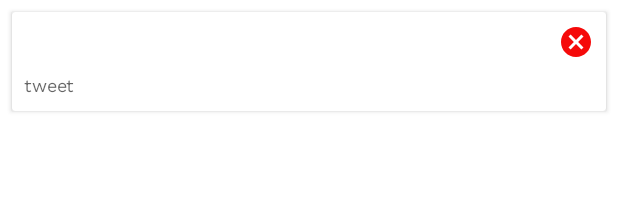
After one commit to zaloAustine/TwitterApp, an Android app: the layout recent_tweet_item.xml on its own in the app's theme, with its tools: preview values and no code run, on a phone screen of 412 x 824 dp. The commit adds this screen. Shown: the top 201 px of the screen. Run offline under Robolectric (Android 15) with nearby library versions, the phone set to English and light mode, and no system bars.

Commit message:
recent item deletion login

```diff
--- a/app/src/main/java/com/zalocoders/twitterapp/data/repository/recent_tweets/RecentTweetsRepository.kt
+++ b/app/src/main/java/com/zalocoders/twitterapp/data/repository/recent_tweets/RecentTweetsRepository.kt
@@ -13,5 +13,6 @@ class RecentTweetsRepository @Inject constructor(
 
 	suspend fun deleteAllTweet() = tweetsDao.deleteAllTweet()
 
+	suspend fun deleteTweet(id:String) = tweetsDao.deleteTweet(id)
 
 }
--- a/app/src/main/java/com/zalocoders/twitterapp/ui/home/HomeViewModel.kt
+++ b/app/src/main/java/com/zalocoders/twitterapp/ui/home/HomeViewModel.kt
@@ -23,4 +23,10 @@ class HomeViewModel @Inject constructor(
 		}
 	}
 
+	fun deleteTweet(id:String){
+		viewModelScope.launch(IO) {
+			recentTweetsRepository.deleteTweet(id)
+		}
+	}
+
 }
--- a/app/src/main/java/com/zalocoders/twitterapp/ui/search_results/ResultFragment.kt
+++ b/app/src/main/java/com/zalocoders/twitterapp/ui/search_results/ResultFragment.kt
@@ -98,8 +98,4 @@ class ResultFragment : Fragment(),TweetClickListener {
 			binding.root.showSnackbar("Added Successfully",Snackbar.LENGTH_LONG)
 	}
 
-	override fun deleteTweet(item: Tweet) {
-			viewModel.deleteTweet(item.id)
-			binding.root.showSnackbar("Delete Successfully",Snackbar.LENGTH_LONG)
-	}
 }
--- a/app/src/main/java/com/zalocoders/twitterapp/ui/search_results/SearchResultsViewModel.kt
+++ b/app/src/main/java/com/zalocoders/twitterapp/ui/search_results/SearchResultsViewModel.kt
@@ -31,11 +31,6 @@ class SearchResultsViewModel @Inject constructor(
 		}
 	 }
 
-	  fun deleteTweet(id:String){
-	 	viewModelScope.launch(IO) {
-			searchRepository.deleteTweet(id)
-		}
-	 }
 
 	  fun insertTweet(tweet: RecentTweetEntity){
 	 	viewModelScope.launch(IO) {
--- a/app/src/main/java/com/zalocoders/twitterapp/ui/search_results/TweetAdapter.kt
+++ b/app/src/main/java/com/zalocoders/twitterapp/ui/search_results/TweetAdapter.kt
@@ -8,6 +8,7 @@ import androidx.recyclerview.widget.DiffUtil
 import androidx.recyclerview.widget.RecyclerView
 import com.zalocoders.twitterapp.data.model.Tweet
 import com.zalocoders.twitterapp.databinding.TweetItemBinding
+import com.zalocoders.twitterapp.utils.hide
 
 
 class TweetAdapter(private val tweetClickListener: TweetClickListener) :
@@ -21,8 +22,9 @@ class TweetAdapter(private val tweetClickListener: TweetClickListener) :
 			tweetText.text = item.text
 			}
 
-			binding.root.setOnClickListener {
+			binding.btnAddToRecent.setOnClickListener {
 				tweetClickListener.insertTweet(item)
+				binding.btnAddToRecent.hide()
 			}
 		}
 	}
@@ -51,5 +53,4 @@ val diffUtil = object : DiffUtil.ItemCallback<Tweet>() {
 
 interface TweetClickListener {
 	fun insertTweet(item:Tweet)
-	fun deleteTweet(item:Tweet)
 }
--- /dev/null
+++ b/app/src/main/res/drawable/cancel.xml
@@ -0,0 +1,5 @@
+<vector android:height="24dp" android:tint="#F50A0A"
+    android:viewportHeight="24" android:viewportWidth="24"
+    android:width="24dp" xmlns:android="http://schemas.android.com/apk/res/android">
+    <path android:fillColor="@android:color/white" android:pathData="M12,2C6.47,2 2,6.47 2,12s4.47,10 10,10 10,-4.47 10,-10S17.53,2 12,2zM17,15.59L15.59,17 12,13.41 8.41,17 7,15.59 10.59,12 7,8.41 8.41,7 12,10.59 15.59,7 17,8.41 13.41,12 17,15.59z"/>
+</vector>
--- /dev/null
+++ b/app/src/main/res/drawable/favourite.xml
@@ -0,0 +1,5 @@
+<vector android:height="24dp" android:tint="#F5BA0A"
+    android:viewportHeight="24" android:viewportWidth="24"
+    android:width="24dp" xmlns:android="http://schemas.android.com/apk/res/android">
+    <path android:fillColor="@android:color/white" android:pathData="M19,2L5,2c-1.1,0 -2,0.9 -2,2v14c0,1.1 0.9,2 2,2h4l3,3 3,-3h4c1.1,0 2,-0.9 2,-2L21,4c0,-1.1 -0.9,-2 -2,-2zM13.88,12.88L12,17l-1.88,-4.12L6,11l4.12,-1.88L12,5l1.88,4.12L18,11l-4.12,1.88z"/>
+</vector>
--- /dev/null
+++ b/app/src/main/res/layout/recent_tweet_item.xml
@@ -0,0 +1,39 @@
+<?xml version="1.0" encoding="utf-8"?>
+<androidx.cardview.widget.CardView
+    android:layout_width="match_parent"
+    android:layout_height="wrap_content"
+    xmlns:tools="http://schemas.android.com/tools"
+    android:layout_margin="8dp"
+    android:layout_marginBottom="1dp"
+    xmlns:app="http://schemas.android.com/apk/res-auto"
+    xmlns:android="http://schemas.android.com/apk/res/android">
+
+    <androidx.constraintlayout.widget.ConstraintLayout
+        android:layout_width="match_parent"
+        android:layout_height="match_parent">
+
+        <ImageView
+            android:id="@+id/imageView"
+            android:layout_width="wrap_content"
+            android:layout_height="wrap_content"
+            android:src="@drawable/cancel"
+            android:layout_margin="8dp"
+            app:layout_constraintEnd_toEndOf="parent"
+            app:layout_constraintTop_toTopOf="parent" />
+
+        <TextView
+            android:id="@+id/tweetText"
+            style="@style/TextAppearance.AppCompat.Caption"
+            android:layout_width="match_parent"
+            android:layout_height="wrap_content"
+            android:layout_margin="8dp"
+            android:fontFamily="@font/work_sans"
+            app:layout_constraintBottom_toBottomOf="parent"
+            app:layout_constraintEnd_toEndOf="parent"
+            app:layout_constraintStart_toStartOf="parent"
+            app:layout_constraintTop_toBottomOf="@+id/imageView"
+            tools:text="tweet" />
+
+    </androidx.constraintlayout.widget.ConstraintLayout>
+
+</androidx.cardview.widget.CardView>
--- a/app/src/main/res/values/strings.xml
+++ b/app/src/main/res/values/strings.xml
@@ -10,4 +10,5 @@
     <string name="clear_recent">Clear Recent</string>
     <string name="search_desc">getting tweets please wait...</string>
     <string name="recent_tweets_title">Recent Tweets</string>
+    <string name="add_to_recent">add to recent</string>
 </resources>
```
Also changed, not shown: app/src/main/java/com/zalocoders/twitterapp/ui/home/HomeFragment.kt (+9 -4 lines), app/src/main/java/com/zalocoders/twitterapp/ui/home/RecentTweetAdapter.kt (+11 -4 lines), app/src/main/res/layout/tweet_item.xml (+15 -3 lines).
